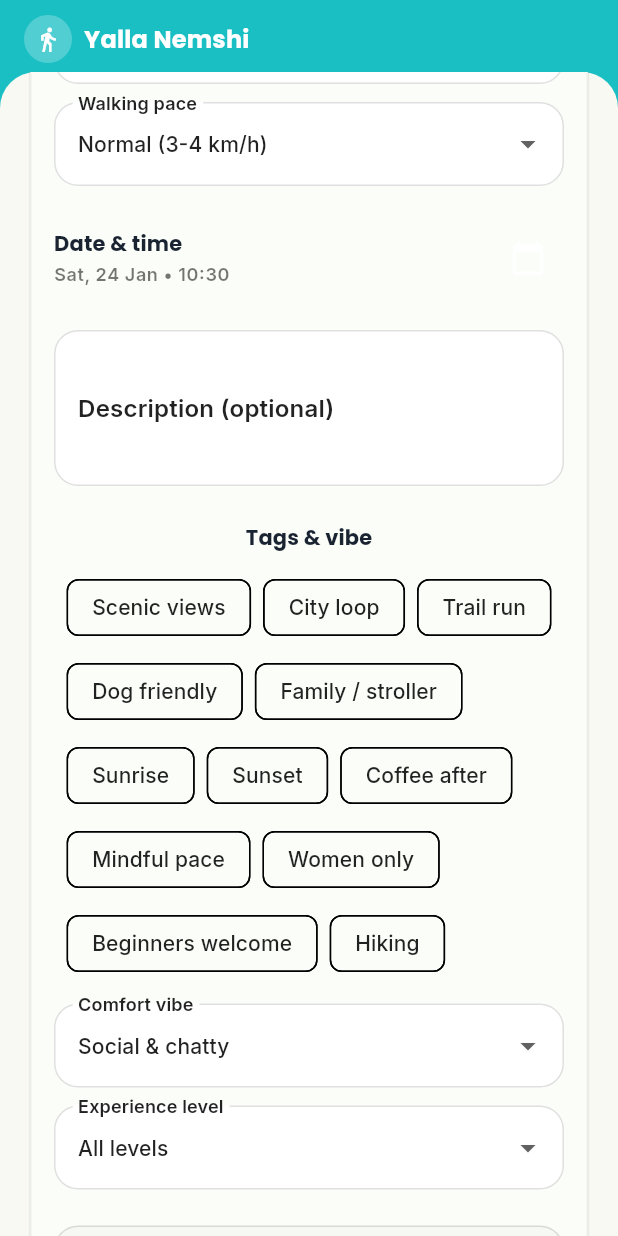
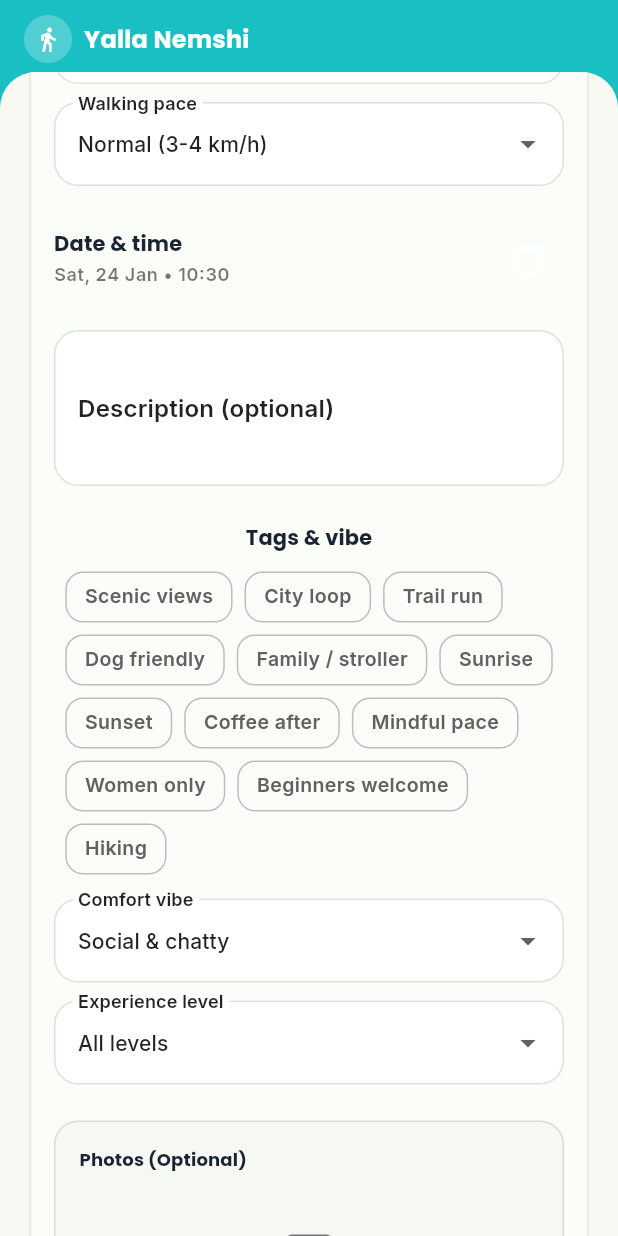
Before and after one commit to Ossi901990/Yalla-nemshi, a Flutter app: the CreateWalkScreen screen opened directly with empty values, scrolled down 576 dp, on a phone screen of 412 x 824 dp. Run offline on Flutter 3.47's test engine with Material 3 defaults, Android fonts, the light colour scheme and no system bars; our stand-ins replace cached_network_image, cloud_firestore, cloud_functions, connectivity_plus, firebase_auth, firebase_core and 15 more; accounts and stored records are empty.

Commit message:
feat: enhance UI for walk-related screens; add styled chips and borders for better visual distinction

```diff
--- a/lib/screens/create_walk_screen.dart
+++ b/lib/screens/create_walk_screen.dart
@@ -1873,18 +1873,39 @@ class _CreateWalkScreenState extends State<CreateWalkScreen> {
                                           runSpacing: 8,
                                           children: _walkTagOptions.map((tag) {
                                             final selected = _selectedTags.contains(tag);
-                                            return FilterChip(
-                                              label: Text(tag),
-                                              selected: selected,
-                                              onSelected: (isSelected) {
+                                            return GestureDetector(
+                                              onTap: () {
                                                 setState(() {
-                                                  if (isSelected) {
+                                                  if (selected) {
+                                                    _selectedTags.remove(tag);
+                                                  } else {
                                                     _selectedTags.add(tag);
-                                                  } else {
-                                                    _selectedTags.remove(tag);
                                                   }
                                                 });
                                               },
+                                              child: Container(
+                                                padding: const EdgeInsets.symmetric(
+                                                  horizontal: 12,
+                                                  vertical: 6,
+                                                ),
+                                                decoration: BoxDecoration(
+                                                  color: selected ? Colors.teal.shade100 : Colors.transparent,
+                                                  border: Border.all(
+                                                    color: selected ? Colors.teal : Colors.grey.shade400,
+                                                    width: 1,
+                                                  ),
+                                                  borderRadius: BorderRadius.circular(12),
+                                                ),
+                                                child: Text(
+                                                  tag,
+                                                  style: TextStyle(
+                                                    fontFamily: 'Inter',
+                                                    fontSize: 13,
+                                                    fontWeight: FontWeight.w600,
+                                                    color: selected ? Colors.teal : Colors.grey.shade700,
+                                                  ),
+                                                ),
+                                              ),
                                             );
                                           }).toList(),
                                         ),
--- a/lib/screens/home_screen.dart
+++ b/lib/screens/home_screen.dart
@@ -2624,6 +2624,10 @@ class _RecommendationCard extends StatelessWidget {
                       ),
                       decoration: BoxDecoration(
                         color: Colors.teal.shade100,
+                        border: Border.all(
+                          color: Colors.teal,
+                          width: 1,
+                        ),
                         borderRadius: BorderRadius.circular(8),
                       ),
                       child: Text(
--- a/lib/screens/walks_screen.dart
+++ b/lib/screens/walks_screen.dart
@@ -660,6 +660,10 @@ class _WalkCard extends StatelessWidget {
                       ),
                       decoration: BoxDecoration(
                         color: Colors.teal.shade100,
+                        border: Border.all(
+                          color: Colors.teal,
+                          width: 1,
+                        ),
                         borderRadius: BorderRadius.circular(12),
                       ),
                       child: Text(
```
Also changed, not shown: lib/screens/walk_search_screen.dart (+119 -55 lines).
